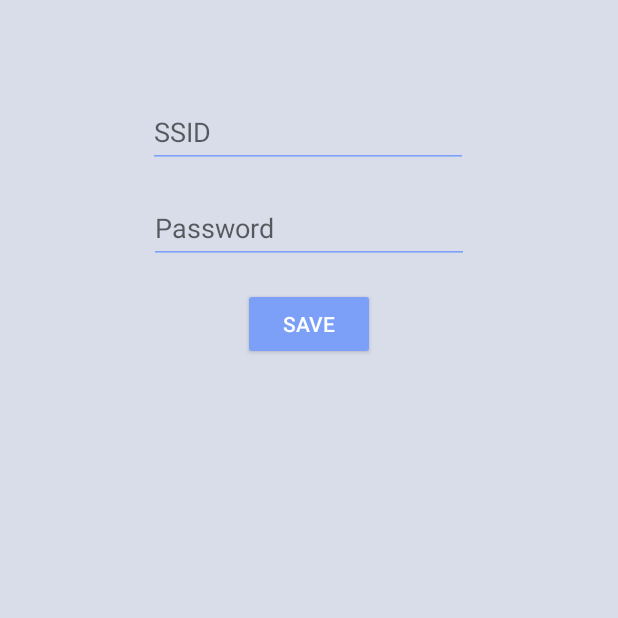
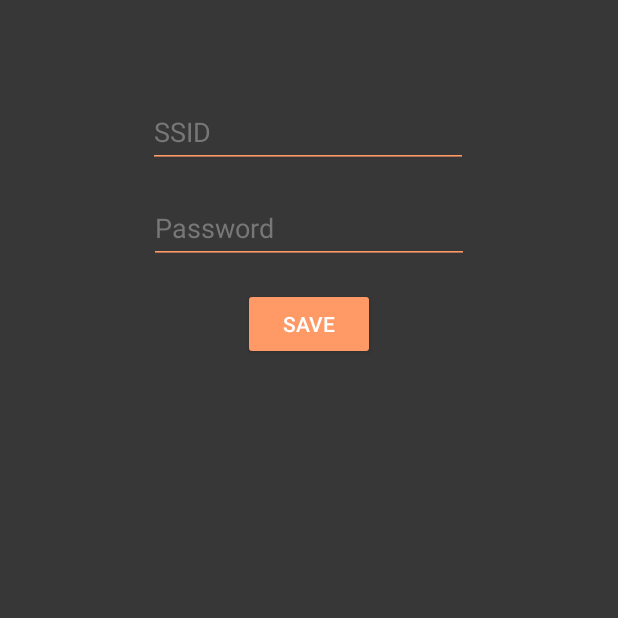
Before and after one commit to SergeyCherepiuk/Wifi-QRCode-Generator, an Android app: the screen it shows after launch (MainActivity), after a tap on an icon or button, on a phone screen of 412 x 824 dp, the top half of it. Run offline under Robolectric (Android 15) with nearby library versions, the phone set to English and light mode, and no system bars; our stand-ins replace Room's generated code.

```diff
--- a/app/src/main/java/com/example/wifiqrcodes/WifiListFragment.kt
+++ b/app/src/main/java/com/example/wifiqrcodes/WifiListFragment.kt
@@ -5,9 +5,9 @@ import android.os.Bundle
 import android.view.View
 import androidx.annotation.RequiresApi
 import androidx.fragment.app.Fragment
-import androidx.recyclerview.widget.LinearLayoutManager
 import com.example.wifiqrcodes.databinding.FragmentWifiListBinding
 import androidx.fragment.app.*
+import com.google.android.material.tabs.TabLayoutMediator
 
 class WifiListFragment : Fragment(R.layout.fragment_wifi_list) {
     companion object {
@@ -22,11 +22,6 @@ class WifiListFragment : Fragment(R.layout.fragment_wifi_list) {
         super.onViewCreated(view, savedInstanceState)
         binding = FragmentWifiListBinding.bind(view)
 
-        binding.recyclerView.apply {
-            layoutManager = LinearLayoutManager(context)
-            setHasFixedSize(true)
-        }
-
         binding.fabAdd.setOnClickListener {
             parentFragmentManager.commit {
                 setReorderingAllowed(true)
@@ -35,7 +30,10 @@ class WifiListFragment : Fragment(R.layout.fragment_wifi_list) {
             }
         }
 
-        binding.recyclerView.adapter = MyAdapter(viewModel.getAllItems())
+        binding.viewPager.adapter = ViewPagerAdapter(viewModel.getAllItems())
+        TabLayoutMediator(binding.tabLayout, binding.viewPager) { tab, position ->
+            //Some implementation
+        }.attach()
     }
 
     // TODO: Create fragment to observe details of list item with opportunity to delete it
--- a/app/src/main/res/drawable/item_rectangle.xml
+++ /dev/null
@@ -1,6 +0,0 @@
-<?xml version="1.0" encoding="utf-8"?>
-<shape xmlns:android="http://schemas.android.com/apk/res/android"
-    android:shape="rectangle">
-    <solid android:color="@color/white" />
-    <corners android:radius="25dp" />
-</shape>
--- a/app/src/main/res/layout/fragment_add_new_item.xml
+++ b/app/src/main/res/layout/fragment_add_new_item.xml
@@ -4,7 +4,7 @@
     xmlns:tools="http://schemas.android.com/tools"
     android:layout_width="match_parent"
     android:layout_height="match_parent"
-    android:background="@color/gray">
+    android:background="@color/dark_gray">
 
 
     <EditText
@@ -12,12 +12,14 @@
         android:layout_width="wrap_content"
         android:layout_height="wrap_content"
         android:layout_marginTop="64dp"
-        android:backgroundTint="@color/blue_500"
+        android:backgroundTint="@color/orange"
         android:ems="10"
         android:hint="@string/ssid"
         android:importantForAutofill="no"
         android:inputType="textPersonName"
         android:minHeight="48dp"
+        android:textColor="@color/white"
+        android:textColorHint="@color/gray"
         app:layout_constraintEnd_toEndOf="parent"
         app:layout_constraintHorizontal_bias="0.497"
         app:layout_constraintStart_toStartOf="parent"
@@ -29,12 +31,14 @@
         android:layout_width="wrap_content"
         android:layout_height="wrap_content"
         android:layout_marginTop="16dp"
-        android:backgroundTint="@color/blue_500"
+        android:backgroundTint="@color/orange"
         android:ems="10"
         android:hint="@string/password"
         android:importantForAutofill="no"
         android:inputType="textPassword"
         android:minHeight="48dp"
+        android:textColor="@color/white"
+        android:textColorHint="@color/gray"
         app:layout_constraintEnd_toEndOf="parent"
         app:layout_constraintStart_toStartOf="parent"
         app:layout_constraintTop_toBottomOf="@+id/etSSID"
@@ -45,7 +49,7 @@
         android:layout_width="wrap_content"
         android:layout_height="wrap_content"
         android:layout_marginTop="16dp"
-        android:backgroundTint="@color/blue_500"
+        android:backgroundTint="@color/orange"
         android:text="@string/save"
         android:textColor="@color/white"
         app:layout_constraintEnd_toEndOf="parent"
--- a/app/src/main/res/values/colors.xml
+++ b/app/src/main/res/values/colors.xml
@@ -7,6 +7,7 @@
     <color name="teal_700">#FF018786</color>
     <color name="black">#FF000000</color>
     <color name="white">#FFFFFFFF</color>
-    <color name="blue_500">#FF7C9FF8</color>
-    <color name="gray">#FFD9DDE9</color>
+    <color name="orange">#FFFF9966</color>
+    <color name="gray">#FF777777</color>
+    <color name="dark_gray">#FF373737</color>
 </resources>
--- a/app/src/main/res/values/themes.xml
+++ b/app/src/main/res/values/themes.xml
@@ -3,7 +3,7 @@
     <style name="Theme.WifiQRCodes" parent="Theme.AppCompat.Light.NoActionBar">
         <!-- Primary brand color. -->
         <item name="colorPrimary">@color/purple_500</item>
-        <item name="colorPrimaryVariant">@color/blue_500</item>
+        <item name="colorPrimaryVariant">@color/orange</item>
         <item name="colorOnPrimary">@color/white</item>
         <!-- Secondary brand color. -->
         <item name="colorSecondary">@color/teal_200</item>
```
Also changed, not shown: app/src/main/java/com/example/wifiqrcodes/MyAdapter.kt (deleted, +0 -33 lines), app/src/main/java/com/example/wifiqrcodes/ViewPagerAdapter.kt (added, +32 -0 lines), app/src/main/res/drawable/default_dot.xml (added, +12 -0 lines), app/src/main/res/drawable/selected_dot.xml (added, +12 -0 lines), app/src/main/res/drawable/tab_selector.xml (added, +7 -0 lines), app/src/main/res/layout/fragment_wifi_list.xml (+20 -7 lines), app/src/main/res/layout/list_item.xml (deleted, +0 -49 lines), app/src/main/res/layout/viewpager_item.xml (added, +34 -0 lines).
